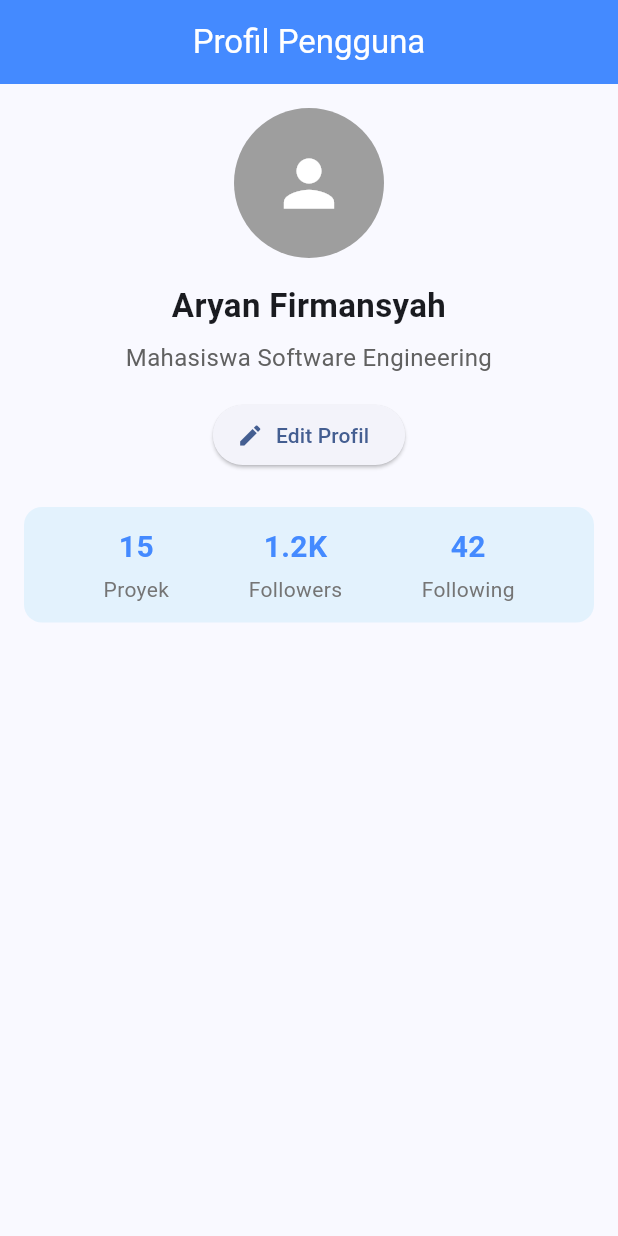
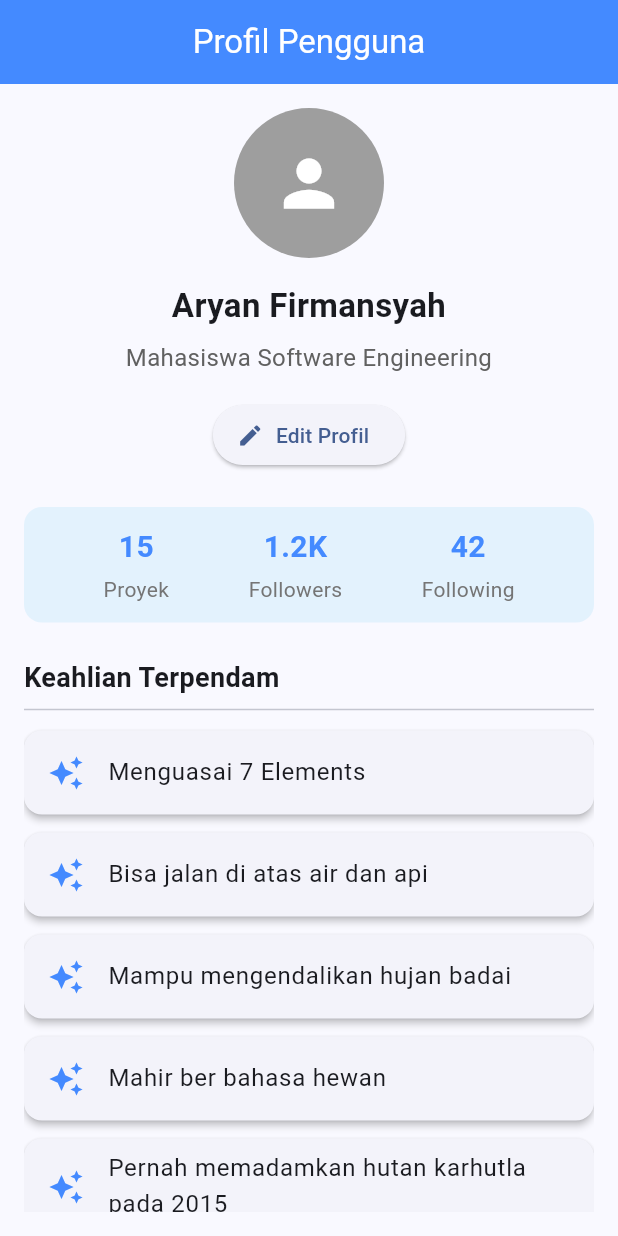
Before and after one commit to aryanfirmansyah126/flutter-profile-app, a Flutter app: the screen it shows after launch, on a phone screen of 412 x 824 dp. Run offline on Flutter 3.47's test engine with Material 3 defaults, Android fonts, the light colour scheme and no system bars.

Commit message:
feat: add scrollable experience list using ListView.builder

```diff
--- a/lib/pages/profile_page.dart
+++ b/lib/pages/profile_page.dart
@@ -2,6 +2,15 @@ import 'package:flutter/material.dart';
 
 class ProfilePage extends StatelessWidget {
   const ProfilePage({super.key});
+
+  final List<String> hiddenSkills = const [
+    'Menguasai 7 Elements',
+    'Bisa jalan di atas air dan api',
+    'Mampu mengendalikan hujan badai',
+    'Mahir ber bahasa hewan',
+    'Pernah memadamkan hutan karhutla pada 2015',
+    'Berpengalaman Memperbudak AI ',
+  ];
 
   @override
   Widget build(BuildContext context) {
@@ -12,18 +21,42 @@ class ProfilePage extends StatelessWidget {
         backgroundColor: Colors.blueAccent,
         foregroundColor: Colors.white,
       ),
-      body: SingleChildScrollView(
+      body: Padding(
         padding: const EdgeInsets.all(16.0),
         child: Column(
-          children: const [
-            ProfileAvatar(),
-            SizedBox(height: 16),
-            ProfileInfo(
+          children: [
+            const ProfileAvatar(),
+            const SizedBox(height: 16),
+            const ProfileInfo(
               name: 'Aryan Firmansyah',
               role: 'Mahasiswa Software Engineering',
             ),
-            SizedBox(height: 24),
-            ProfileStats(),
+            const SizedBox(height: 24),
+            const ProfileStats(),
+            const SizedBox(height: 24),
+            const Align(
+              alignment: Alignment.centerLeft,
+              child: Text(
+                'Keahlian Terpendam',
+                style: TextStyle(fontSize: 18, fontWeight: FontWeight.bold),
+              ),
+            ),
+            const Divider(),
+            Expanded(
+              child: ListView.builder(
+                itemCount: hiddenSkills.length,
+                itemBuilder: (context, index) {
+                  return Card(
+                    elevation: 2,
+                    margin: const EdgeInsets.symmetric(vertical: 6),
+                    child: ListTile(
+                      leading: const Icon(Icons.auto_awesome, color: Colors.blueAccent),
+                      title: Text(hiddenSkills[index]),
+                    ),
+                  );
+                },
+              ),
+            ),
           ],
         ),
       ),
@@ -31,9 +64,9 @@ class ProfilePage extends StatelessWidget {
   }
 }
 
-
+// =============================================================================
 // WIDGET: PROFILE AVATAR
-
+// =============================================================================
 class ProfileAvatar extends StatelessWidget {
   const ProfileAvatar({super.key});
 
@@ -47,9 +80,9 @@ class ProfileAvatar extends StatelessWidget {
   }
 }
 
-
+// =============================================================================
 // WIDGET: PROFILE INFO
-
+// =============================================================================
 class ProfileInfo extends StatelessWidget {
   final String name;
   final String role;
@@ -92,9 +125,9 @@ class ProfileInfo extends StatelessWidget {
   }
 }
 
-
+// =============================================================================
 // WIDGET: PROFILE STATS (EXTRACT WIDGET)
-
+// =============================================================================
 class ProfileStats extends StatelessWidget {
   const ProfileStats({super.key});
 
@@ -118,9 +151,9 @@ class ProfileStats extends StatelessWidget {
   }
 }
 
-
+// =============================================================================
 // WIDGET: STAT ITEM (REUSABLE WIDGET)
-
+// =============================================================================
 class StatItem extends StatelessWidget {
   final String count;
   final String label;
```
Also changed, not shown: 1 other file.
